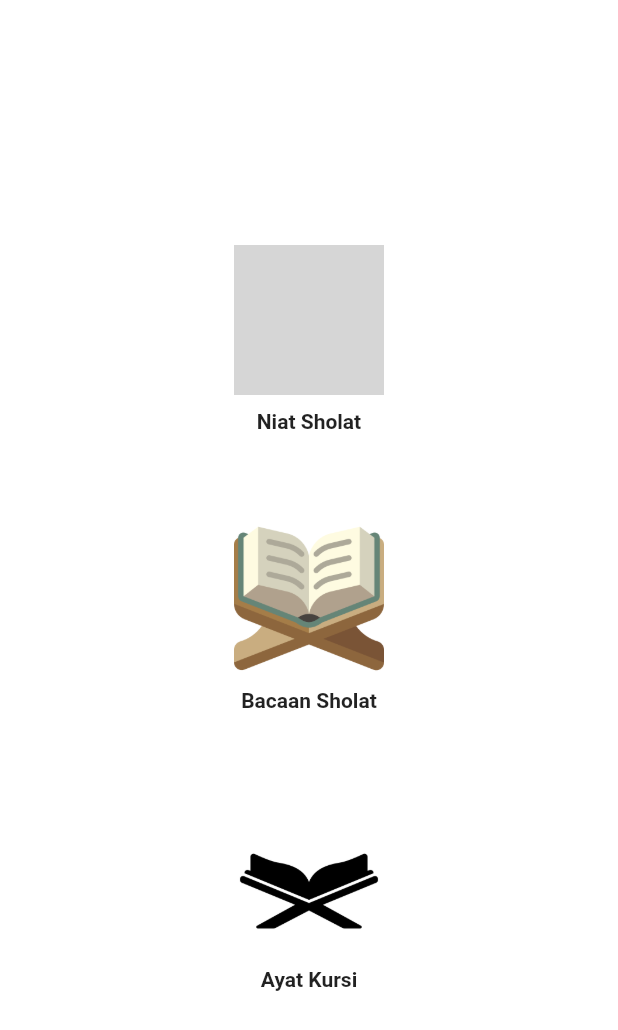
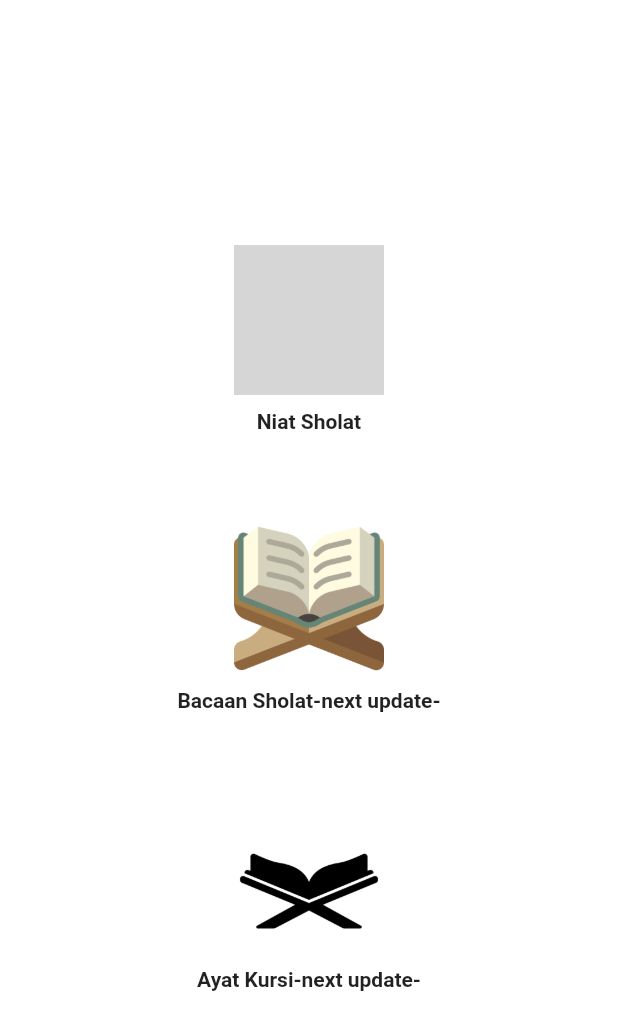
Before and after one commit to alfanayrs12/Bacaan_Sholat, a Flutter app: the screen it shows after launch, on a phone screen of 412 x 824 dp. Shown: the top 1030 px of the screen. Run offline on Flutter 3.47's test engine with Material 2 defaults, Android fonts, the phone set to English and light mode, and no system bars; grey boxes are pictures that could not be loaded.

Commit message:
Next Update bagian bacaan sholat

```diff
--- a/lib/page/main_page.dart
+++ b/lib/page/main_page.dart
@@ -65,7 +65,7 @@ class _MainPageState extends State<MainPage> {
                         ),
                         SizedBox(height: 10),
                         Text(
-                          "Bacaan Sholat",
+                          "Bacaan Sholat-next update-",
                           style: TextStyle(
                               fontSize: 14, fontWeight: FontWeight.bold),
                         ),
@@ -91,7 +91,7 @@ class _MainPageState extends State<MainPage> {
                         ),
                         SizedBox(height: 10),
                         Text(
-                          "Ayat Kursi",
+                          "Ayat Kursi-next update-",
                           style: TextStyle(
                               fontSize: 14, fontWeight: FontWeight.bold),
                         ),
```
